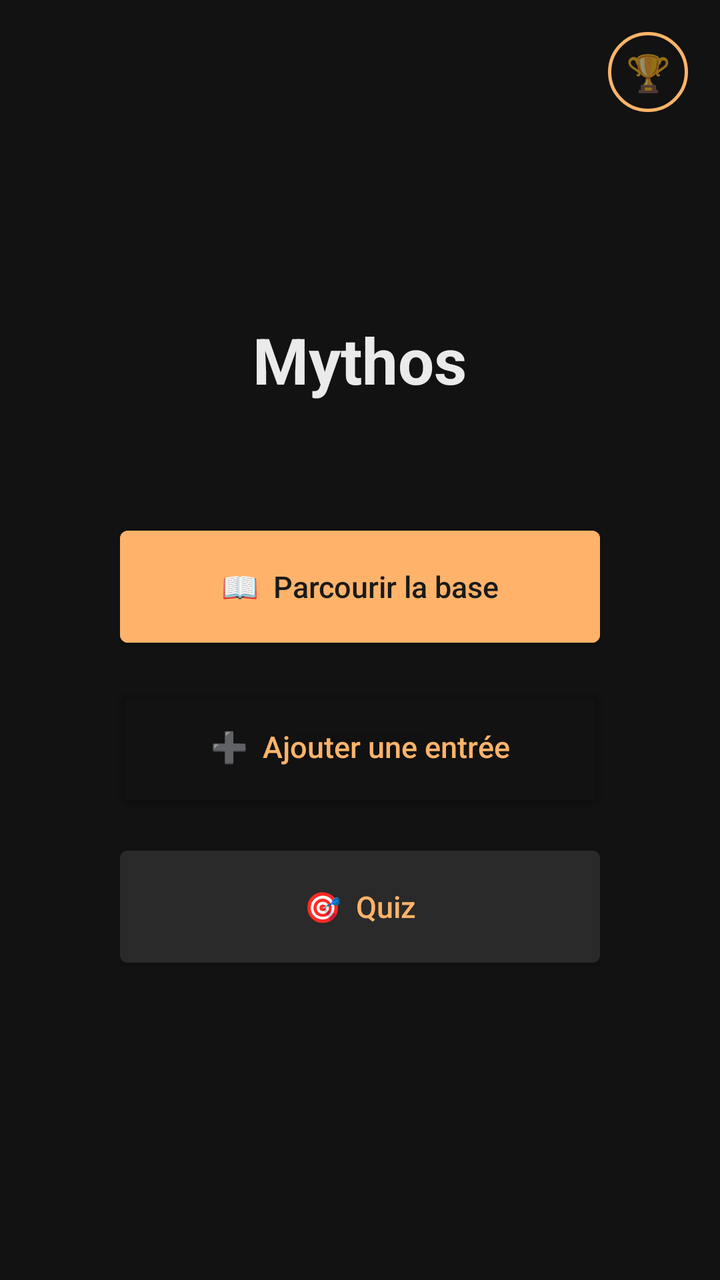
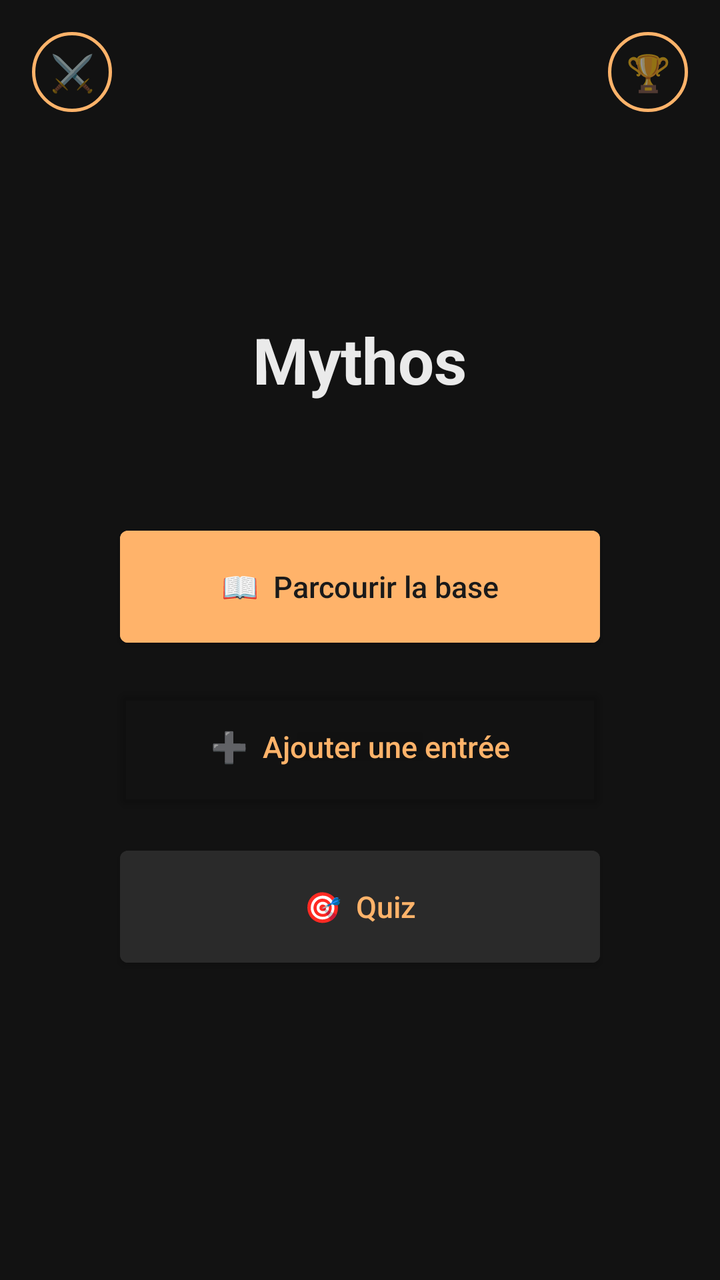

Compare the two renders of this Android layout. The source of the first and the diff that turns it into the second are given below.
<!-- AndroidManifest.xml: application theme Theme.App_mythology -->
<!-- res/layout/fragment_home.xml -->
<?xml version="1.0" encoding="utf-8"?>
<FrameLayout xmlns:android="http://schemas.android.com/apk/res/android"
    android:layout_width="match_parent" android:layout_height="match_parent"
    android:background="@color/surface">

    <LinearLayout
        android:layout_width="match_parent"
        android:layout_height="match_parent"
        android:orientation="vertical"
        android:gravity="center"
        android:padding="32dp">

        <TextView
            android:layout_width="wrap_content"
            android:layout_height="wrap_content"
            android:text="Mythos"
            android:textSize="32sp"
            android:textStyle="bold"
            android:textColor="@color/on_surface"
            android:layout_marginBottom="64dp"/>

        <Button
            android:id="@+id/btn_browse"
            android:backgroundTint="@color/primary" android:textColor="@color/on_primary"
            android:layout_width="240dp"
            android:layout_height="56dp"
            android:text="📖  Parcourir la base"
            android:layout_marginBottom="24dp"/>

        <Button
            android:id="@+id/btn_add"
            android:backgroundTint="@android:color/transparent" android:textColor="@color/primary"
            android:layout_width="240dp"
            android:layout_height="56dp"
            android:text="➕  Ajouter une entrée"
            android:layout_marginBottom="24dp"/>

        <Button
            android:id="@+id/btn_quiz"
            android:backgroundTint="#FF2A2A2A" android:textColor="@color/primary"
            android:layout_width="240dp"
            android:layout_height="56dp"
            android:text="🎯  Quiz"/>

    </LinearLayout>

    <TextView android:id="@+id/btn_trophy"
        android:layout_width="40dp" android:layout_height="40dp"
        android:layout_gravity="top|end" android:layout_margin="16dp"
        android:background="@drawable/bg_help_button"
        android:gravity="center"
        android:text="🏆" android:textSize="18sp"
        android:contentDescription="Succès"
        android:clickable="true" android:focusable="true"/>

</FrameLayout>
<!-- resources referenced by this layout -->
<resources>
  <color name="on_primary">#FF1A1A1A</color>
  <color name="on_surface">#FFEAEAEA</color>
  <color name="primary">#FFB36A</color>
  <color name="surface">#FF121212</color>
  <!-- drawable bg_help_button (drawable) -->
  <?xml version="1.0" encoding="utf-8"?>
  <shape xmlns:android="http://schemas.android.com/apk/res/android"
      android:shape="oval">
      <solid android:color="@android:color/transparent"/>
      <stroke android:width="1.5dp" android:color="@color/primary"/>
  </shape>
  <style name="Theme.App_mythology" parent="Base.Theme.App_mythology" />
  <style name="Base.Theme.App_mythology" parent="Theme.MaterialComponents.DayNight">
          
          <item name="colorPrimary">@color/primary</item>
          <item name="colorPrimaryDark">@color/colorPrimaryDark</item>
          <item name="colorAccent">@color/colorAccent</item>
          <item name="colorOnPrimary">@color/on_primary</item>
          <item name="colorSurface">@color/surface</item>
          <item name="colorOnSurface">@color/on_surface</item>
          <item name="android:windowBackground">@color/surface</item>
          <item name="android:statusBarColor">@color/surface</item>
          <item name="android:navigationBarColor">@color/surface</item>
          
          <item name="actionBarStyle">@style/MyActionBar</item>
          <item name="textInputStyle">@style/Widget.MaterialComponents.TextInputLayout.OutlinedBox</item>
          
          <item name="materialButtonStyle">@style/AppButton</item>
      </style>
  <color name="colorPrimaryDark">#FF0A0A0A</color>
  <color name="colorAccent">#FFB36A</color>
  <style name="MyActionBar" parent="Widget.MaterialComponents.ActionBar.Solid">
          <item name="background">@color/surface</item>
          <item name="titleTextStyle">@style/MyActionBarTitle</item>
          <item name="navigationIconTint">@color/primary</item>
      </style>
  <style name="AppButton" parent="Widget.MaterialComponents.Button">
          <item name="android:textAllCaps">false</item>
          <item name="android:letterSpacing">0</item>
          <item name="android:insetTop">0dp</item>
          <item name="android:insetBottom">0dp</item>
          <item name="android:maxLines">1</item>
          <item name="android:textSize">15sp</item>
          <item name="autoSizeTextType">uniform</item>
          <item name="autoSizeMinTextSize">11sp</item>
          <item name="autoSizeMaxTextSize">15sp</item>
      </style>
  <style name="MyActionBarTitle" parent="TextAppearance.Widget.AppCompat.Toolbar.Title">
          <item name="android:textColor">@color/on_surface</item>
      </style>
</resources>

<!-- the commit's change to res/layout/fragment_home.xml (unified diff, before → after) -->
@@ -53,4 +53,13 @@
         android:contentDescription="Succès"
         android:clickable="true" android:focusable="true"/>
 
+    <TextView android:id="@+id/btn_duel"
+        android:layout_width="40dp" android:layout_height="40dp"
+        android:layout_gravity="top|start" android:layout_margin="16dp"
+        android:background="@drawable/bg_help_button"
+        android:gravity="center"
+        android:text="⚔️" android:textSize="18sp"
+        android:contentDescription="Duel"
+        android:clickable="true" android:focusable="true"/>
+
 </FrameLayout>
